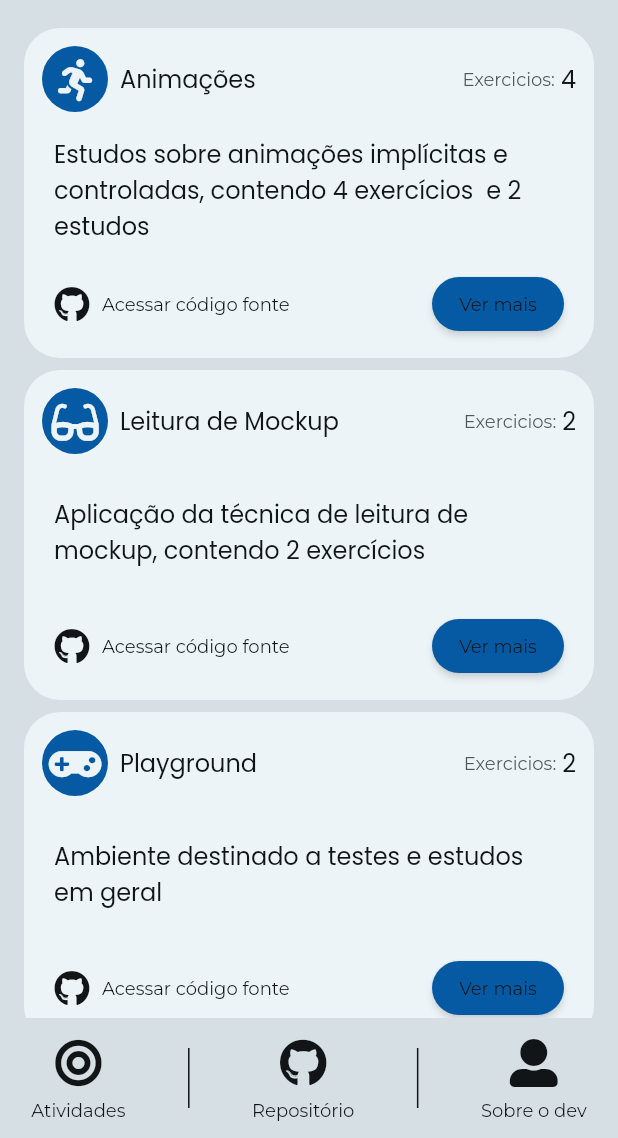
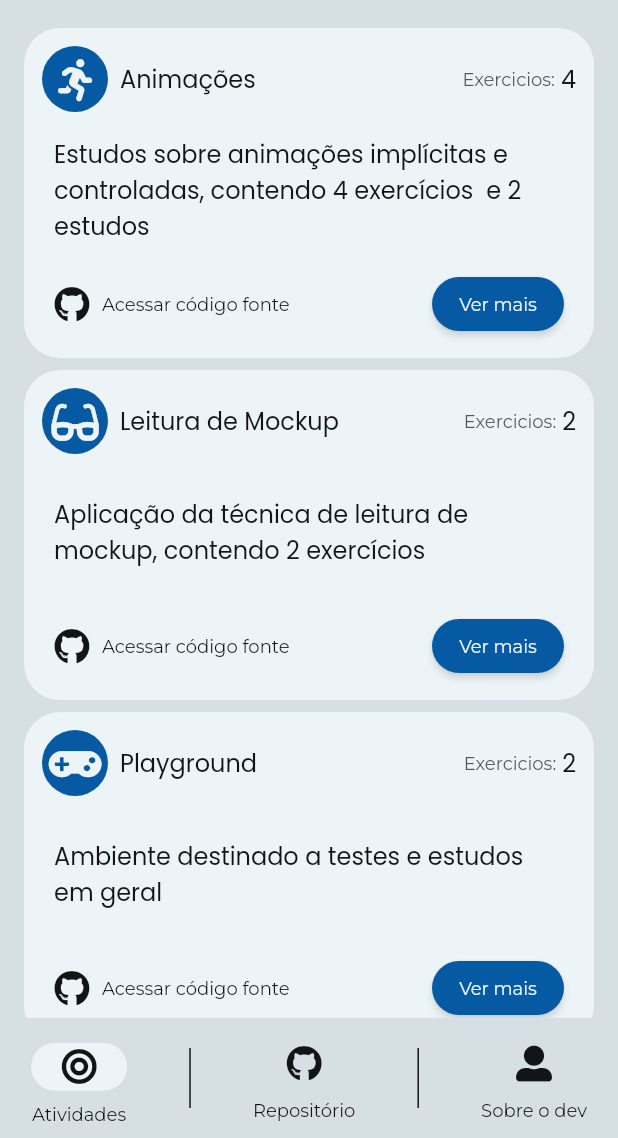
Before and after one commit to albrechetti/masterclass_app, a Flutter app: the screen it shows after launch, on a phone screen of 412 x 824 dp, the part 98-1236 px from its top. Run offline on Flutter 3.47's test engine with Material 2 defaults, Android fonts, the phone set to English and light mode, and no system bars; our stand-ins replace flutter_mobx, flutter_modular, font_awesome_flutter, google_fonts, lottie, mobx; generated files the repository leaves out were written again.

```diff
--- a/lib/app/modules/home/home_page.dart
+++ b/lib/app/modules/activities/activities_page.dart
@@ -8,15 +8,15 @@ import 'package:masterclass_app/app/shared/widgets/custom_bottom_app_bar.dart';
 
 import 'widgets/info_card.dart';
 
-class HomePage extends StatefulWidget {
+class ActivitiesPage extends StatefulWidget {
   final String title;
-  const HomePage({Key? key, this.title = "Home"}) : super(key: key);
+  const ActivitiesPage({Key? key, this.title = "Home"}) : super(key: key);
 
   @override
-  _HomePageState createState() => _HomePageState();
+  _ActivitiesPageState createState() => _ActivitiesPageState();
 }
 
-class _HomePageState extends State<HomePage> {
+class _ActivitiesPageState extends State<ActivitiesPage> {
   @override
   Widget build(BuildContext context) {
     return Scaffold(
--- a/lib/app/modules/home/widgets/info_card.dart
+++ b/lib/app/modules/activities/widgets/info_card.dart
@@ -98,8 +98,10 @@ class InfoCard extends StatelessWidget {
                             Modular.to.pushNamed('/activity/',
                                 arguments: {'title': title});
                           },
-                          child: Text('Ver mais',
-                              style: Theme.of(context).textTheme.bodyText1)),
+                          child: Text(
+                            'Ver mais',
+                            style: Theme.of(context).textTheme.button,
+                          )),
                     ],
                   ),
                 ),
--- a/lib/app/modules/activity/activity_page.dart
+++ b/lib/app/modules/activity/activity_page.dart
@@ -21,7 +21,7 @@ class ActivityPageState extends ModularState<ActivityPage, ActivityStore> {
   Widget build(BuildContext context) {
     return Scaffold(
       appBar: CustomAppBar(
-          hasLogo: false, title: widget.title, showThemeToggle: false),
+          hasLogo: false, title: widget.title, showThemeToggle: true),
       body: store.checkActivity(context),
     );
   }
--- a/lib/app/modules/animation/exercicio01_page.dart
+++ b/lib/app/modules/animation/exercicio01_page.dart
@@ -14,7 +14,11 @@ class Exercicio01PageState extends State<Exercicio01Page> {
   @override
   Widget build(BuildContext context) {
     return Scaffold(
-      appBar: CustomAppBar(hasLogo: false, title: widget.title, showThemeToggle: false,),
+      appBar: CustomAppBar(
+        hasLogo: false,
+        title: widget.title,
+        showThemeToggle: true,
+      ),
       body: AnimatedAlign(
         duration: const Duration(milliseconds: 500),
         alignment: isTaped ? Alignment.topCenter : Alignment.bottomRight,
--- a/lib/app/modules/animation/exercicio02_page.dart
+++ b/lib/app/modules/animation/exercicio02_page.dart
@@ -14,7 +14,11 @@ class _Exercicio02PageState extends State<Exercicio02Page> {
   @override
   Widget build(BuildContext context) {
     return Scaffold(
-      appBar: CustomAppBar(hasLogo: false, title: widget.title, showThemeToggle: false,),
+      appBar: CustomAppBar(
+        hasLogo: false,
+        title: widget.title,
+        showThemeToggle: true,
+      ),
       body: Padding(
         padding: const EdgeInsets.all(12.0),
         child: ListView.builder(
--- a/lib/app/modules/animation/exercicio03_page.dart
+++ b/lib/app/modules/animation/exercicio03_page.dart
@@ -13,7 +13,11 @@ class _Exercicio03PageState extends State<Exercicio03Page> {
   @override
   Widget build(BuildContext context) {
     return Scaffold(
-      appBar: const CustomAppBar(hasLogo: false, title: 'Exercício 3', showThemeToggle: false,),
+      appBar: const CustomAppBar(
+        hasLogo: false,
+        title: 'Exercício 3',
+        showThemeToggle: true,
+      ),
       body: Column(
         mainAxisAlignment: MainAxisAlignment.center,
         children: [
--- a/lib/app/modules/animation/exercicio04_page.dart
+++ b/lib/app/modules/animation/exercicio04_page.dart
@@ -34,7 +34,11 @@ class _Exercicio04PageState extends State<Exercicio04Page> {
   @override
   Widget build(BuildContext context) {
     return Scaffold(
-      appBar: const CustomAppBar(hasLogo: false, title: 'Exercício 4', showThemeToggle: false,),
+      appBar: const CustomAppBar(
+        hasLogo: false,
+        title: 'Exercício 4',
+        showThemeToggle: true,
+      ),
       floatingActionButton: FloatingActionButton(
         shape: RoundedRectangleBorder(
           borderRadius: BorderRadius.circular(18),
--- a/lib/app/modules/themes/dartk_theme.dart
+++ b/lib/app/modules/themes/dartk_theme.dart
@@ -9,6 +9,12 @@ final darkTheme = ThemeData(
   shadowColor: const Color(0xff121517),
   highlightColor: const Color(0xFFEDF4F8),
   textTheme: TextTheme(
+    button: TextStyle(
+      fontSize: 12,
+      fontWeight: FontWeight.w400,
+      fontFamily: GoogleFonts.montserrat().fontFamily,
+      color: const Color(0xFFEDF4F8),
+    ),
     headline1: TextStyle(
       fontSize: 20,
       fontFamily: GoogleFonts.poppins().fontFamily,
--- a/lib/app/modules/themes/light_theme.dart
+++ b/lib/app/modules/themes/light_theme.dart
@@ -9,6 +9,12 @@ final lightTheme = ThemeData(
   shadowColor: const Color(0xFFEDF4F8),
   highlightColor: const Color(0xff121517),
   textTheme: TextTheme(
+    button: TextStyle(
+      fontSize: 12,
+      fontWeight: FontWeight.w400,
+      fontFamily: GoogleFonts.montserrat().fontFamily,
+      color: const Color(0xFFEDF4F8),
+    ),
     headline1: TextStyle(
       fontSize: 20,
       fontFamily: GoogleFonts.poppins().fontFamily,
--- a/lib/app/shared/widgets/custom_app_bar.dart
+++ b/lib/app/shared/widgets/custom_app_bar.dart
@@ -20,8 +20,8 @@ class CustomAppBar extends StatefulWidget implements PreferredSizeWidget {
   Size get preferredSize => const Size.fromHeight(80);
 }
 
-class _CustomAppBarState
-    extends ModularState<CustomAppBar, AppWidgetController> {
+class _CustomAppBarState extends State<CustomAppBar> {
+  final controller = Modular.get<AppWidgetController>();
   @override
   Widget build(BuildContext context) {
     return Padding(
--- a/lib/app/shared/widgets/custom_bottom_app_bar.dart
+++ b/lib/app/shared/widgets/custom_bottom_app_bar.dart
@@ -1,10 +1,23 @@
 import 'package:flutter/material.dart';
+import 'package:flutter_modular/flutter_modular.dart';
 import 'package:font_awesome_flutter/font_awesome_flutter.dart';
 
 class CustomBottomAppBar extends StatelessWidget {
   const CustomBottomAppBar({
     Key? key,
   }) : super(key: key);
+
+  changePages(int index) {
+    switch (index) {
+      case 0:
+        return Pages.activities;
+      case 1:
+        return Pages.repository;
+      default:
+        return Pages.about;
+    }
+  }
+
   @override
   Widget build(BuildContext context) {
     return BottomAppBar(
@@ -19,14 +32,29 @@ class CustomBottomAppBar extends StatelessWidget {
             SizedBox(
               height: 68,
               child: Column(
+                crossAxisAlignment: CrossAxisAlignment.center,
+                mainAxisAlignment: MainAxisAlignment.center,
                 children: [
-                  IconButton(
-                    splashRadius: 22,
-                    splashColor: Theme.of(context).primaryColor,
-                    icon: const Icon(FontAwesomeIcons.bullseye),
-                    color: Theme.of(context).highlightColor,
-                    iconSize: 32,
-                    onPressed: () {},
+                  Stack(
+                    alignment: Alignment.center,
+                    children: [
+                      Container(
+                        height: 32,
+                        width: 64,
+                        decoration: BoxDecoration(
+                          color: Theme.of(context).backgroundColor,
+                          borderRadius: BorderRadius.circular(20),
+                        ),
+                      ),
+                      IconButton(
+                        splashRadius: 20,
+                        splashColor: Theme.of(context).primaryColor,
+                        icon: const Icon(FontAwesomeIcons.bullseye),
+                        color: Theme.of(context).highlightColor,
+                        iconSize: 24,
+                        onPressed: () {},
+                      ),
+                    ],
                   ),
                   Text('Atividades',
                       style: Theme.of(context).textTheme.bodyText1)
@@ -50,7 +78,7 @@ class CustomBottomAppBar extends StatelessWidget {
                     splashColor: Theme.of(context).primaryColor,
                     icon: const Icon(FontAwesomeIcons.github),
                     color: Theme.of(context).highlightColor,
-                    iconSize: 32,
+                    iconSize: 24,
                     onPressed: () {},
                   ),
                   Text('Repositório',
@@ -75,8 +103,10 @@ class CustomBottomAppBar extends StatelessWidget {
                     splashColor: Theme.of(context).primaryColor,
                     icon: const Icon(FontAwesomeIcons.userAlt),
                     color: Theme.of(context).highlightColor,
-                    iconSize: 32,
-                    onPressed: () {},
+                    iconSize: 24,
+                    onPressed: () {
+                      Modular.to.pushNamed('/about');
+                    },
                   ),
                   Text('Sobre o dev',
                       style: Theme.of(context).textTheme.bodyText1)
@@ -89,3 +119,9 @@ class CustomBottomAppBar extends StatelessWidget {
     );
   }
 }
+
+enum Pages {
+  activities,
+  about,
+  repository,
+}
```
Also changed, not shown: lib/app/app_module.dart (+6 -3 lines), lib/app/modules/about/about_module.dart (added, +13 -0 lines), lib/app/modules/about/about_page.dart (added, +33 -0 lines), lib/app/modules/about/widgets/favorite_tecnologies.dart (added, +52 -0 lines), lib/app/modules/about/widgets/profile_card.dart (added, +83 -0 lines), lib/app/modules/about/widgets/skills_card.dart (added, +112 -0 lines), lib/app/modules/activities/activities_module.dart (added, +10 -0 lines), lib/app/modules/home/home_module.dart (deleted, +0 -10 lines), assets/profile.jpg (added).
